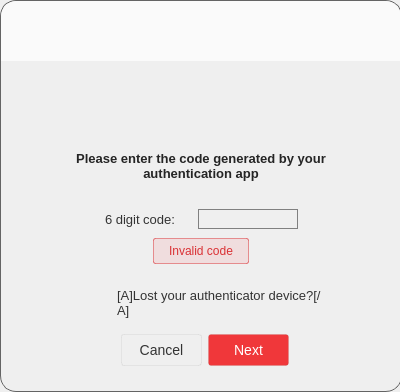
Above: src/MEGASync/gui/linux/GuestWidget.ui from meganz/MEGAsync before the change. Below: the same form after it.
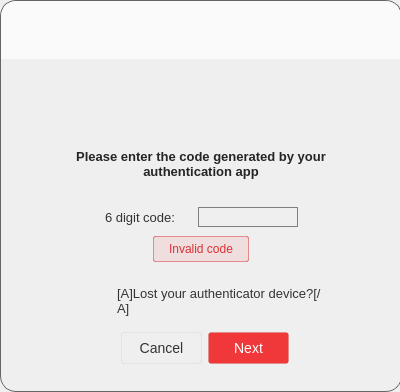
That is the form after the change. Icons and pictures are not drawn.

Commit message: [UX] Fix guestWidget size in linux form.

```diff
--- a/src/MEGASync/gui/linux/GuestWidget.ui
+++ b/src/MEGASync/gui/linux/GuestWidget.ui
@@ -211,7 +211,7 @@
         <property name="minimumSize">
          <size>
           <width>0</width>
-          <height>60</height>
+          <height>0</height>
          </size>
         </property>
         <property name="maximumSize">
```
